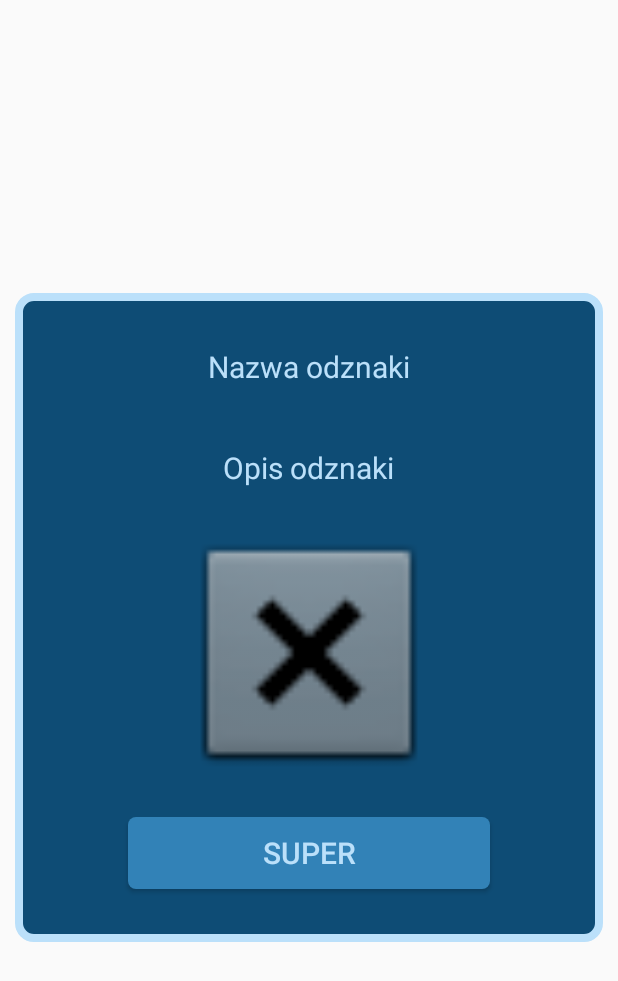
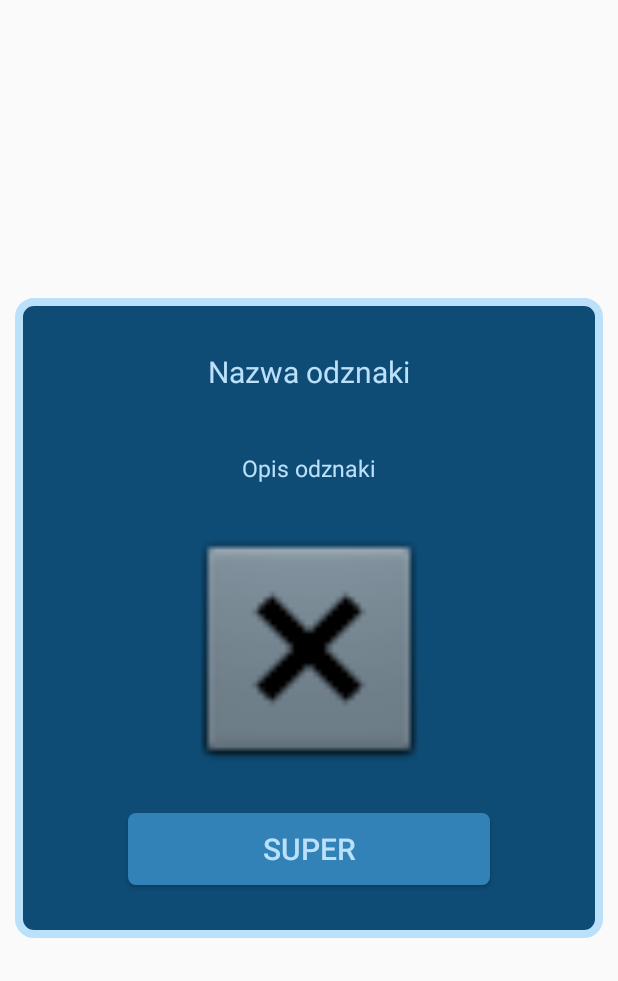
Before and after one commit to dwarchol/ZPI-projekt, an Android app: the layout popup_nowa_odznaka.xml on its own in the app's theme, with its tools: preview values and no code run, on a phone screen of 412 x 824 dp. Shown: the top 981 px of the screen. Run offline under Robolectric (Android 15) with nearby library versions, the phone set to English and light mode, and no system bars.

Commit message:
zmmiana rozmiaru czcionki i jednego napisu

```diff
--- a/ZPIApp/app/src/main/java/com/hfad/zpiapp/Glowna.java
+++ b/ZPIApp/app/src/main/java/com/hfad/zpiapp/Glowna.java
@@ -50,7 +50,7 @@ public class Glowna extends AppCompatActivity {
             }
         });
         coordinatesDialog.show();*/
-        coordinatesDialog.setContentView(R.layout.popup_zrob_zdj);
+        coordinatesDialog.setContentView(R.layout.popup_przypomnienie_postepow);
         coordinatesDialog.getWindow().setBackgroundDrawable(new ColorDrawable(Color.TRANSPARENT));
         coordinatesDialog.show();
     }
--- a/ZPIApp/app/src/main/res/layout/popup_nowa_odznaka.xml
+++ b/ZPIApp/app/src/main/res/layout/popup_nowa_odznaka.xml
@@ -39,7 +39,7 @@
         android:gravity="center_horizontal"
         android:text="@string/opisZagadki"
         android:textColor="@color/textColor"
-        android:textSize="20dp" />
+        android:textSize="15dp" />
 
     <ImageView
         android:id="@+id/obrazOdznaka"
--- a/ZPIApp/app/src/main/res/layout/popup_opis_odznaki.xml
+++ b/ZPIApp/app/src/main/res/layout/popup_opis_odznaki.xml
@@ -45,7 +45,7 @@
         android:gravity="center_horizontal"
         android:text="@string/opisZagadki"
         android:textColor="@color/textColor"
-        android:textSize="20dp" />
+        android:textSize="15dp" />
 
     <Button
         android:id="@+id/closeOdznaka"
```
Also changed, not shown: ZPIApp/app/src/main/res/values/strings.xml (+4 -4 lines).
